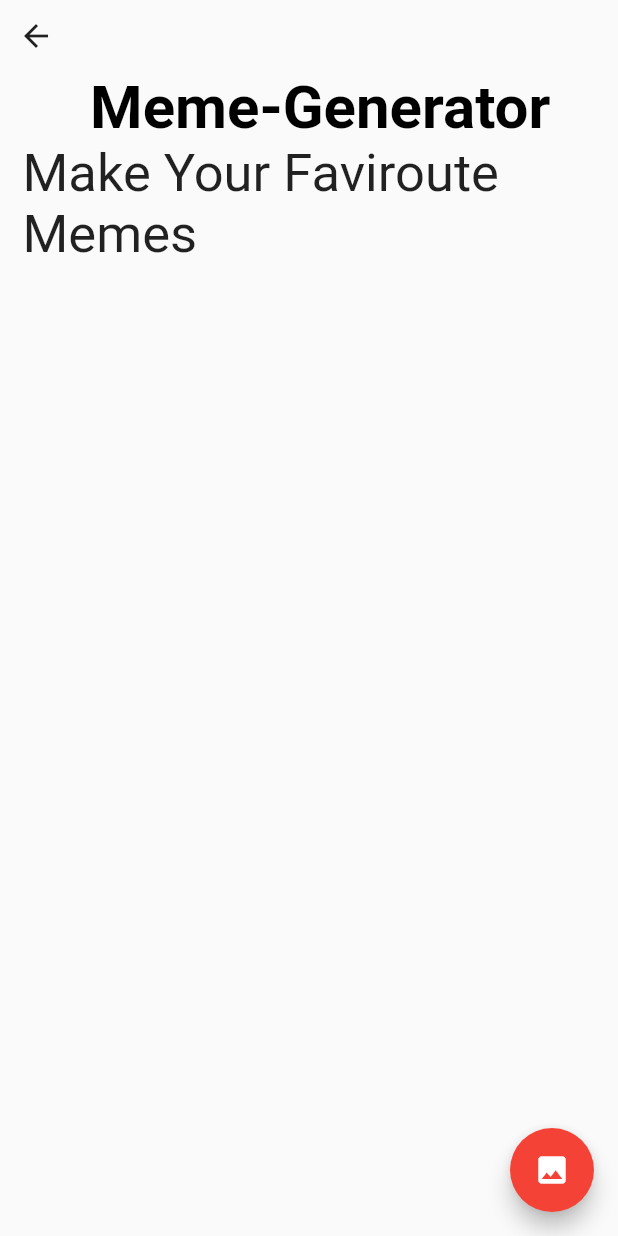
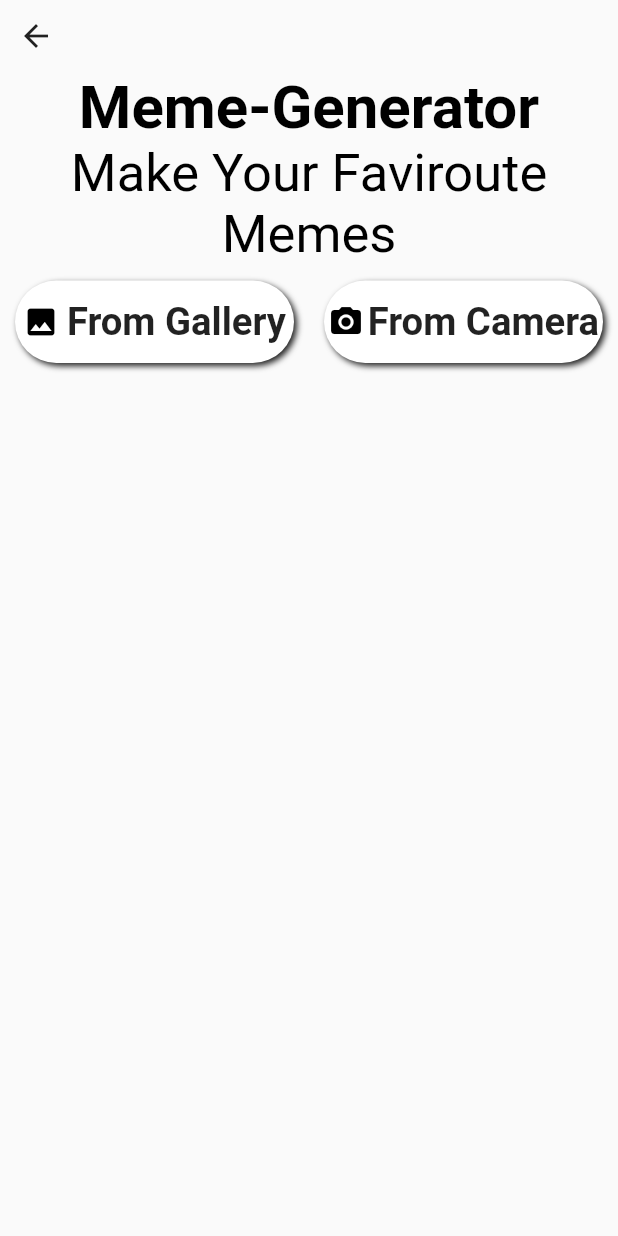
Before and after one commit to SeAliijaz/meme_generator, a Flutter app: the HomeScreen screen opened by its route, on a phone screen of 412 x 824 dp. Run offline on Flutter 3.47's test engine with Material 2 defaults, Android fonts, the phone set to English and light mode, and no system bars; our stand-ins replace fluttertoast, google_fonts, image_picker, permission_handler, screenshot, share; missing offline and left inert: ext_storage; Roboto replaces fonts that are missing (Lateef).

Commit message:
Custom Widgets and UI _ changes

```diff
--- a/lib/Main_Screens/home_screen.dart
+++ b/lib/Main_Screens/home_screen.dart
@@ -1,10 +1,13 @@
 import 'dart:io';
 import 'dart:typed_data';
 import 'package:flutter/material.dart';
-import 'package:google_fonts/google_fonts.dart';
 import 'package:image_picker/image_picker.dart';
 import 'package:meme_generator/Constants/constants.dart';
 import 'package:meme_generator/Custom_Buttons/custom_function_button.dart';
+import 'package:meme_generator/Widgets/functionality_button.dart';
+import 'package:meme_generator/Widgets/header_footer_texts.dart';
+import 'package:meme_generator/Widgets/text_field.dart';
+import 'package:meme_generator/Widgets/text_widget.dart';
 import 'package:path_provider/path_provider.dart';
 import 'package:screenshot/screenshot.dart';
 import 'package:share/share.dart';
@@ -40,6 +43,22 @@ class _HomeScreenState extends State<HomeScreen> {
     }
   }
 
+  ///Method Image Picker from Gallery
+  _imagePickerFromCamera() async {
+    try {
+      final pick = await picker.pickImage(source: ImageSource.camera);
+      setState(() {
+        if (pick != null) {
+          _image = File(pick.path);
+        } else {
+          toast('No Image Selected');
+        }
+      });
+    } catch (e) {
+      toast(e.toString());
+    }
+  }
+
   ///Key
   final GlobalKey repaintKey = new GlobalKey();
 
@@ -54,16 +73,12 @@ class _HomeScreenState extends State<HomeScreen> {
   Widget build(BuildContext context) {
     final Size s = MediaQuery.of(context).size;
     return Scaffold(
-      floatingActionButton: FloatingActionButton(
-          child: Icon(Icons.image),
-          onPressed: () {
-            _imagePickerFromGallery();
-          }),
-
       ///Body
-      body: Container(
+      body: SafeArea(
+        child: Container(
           height: s.height,
           width: s.width,
+          child: SingleChildScrollView(
             child: Column(
               children: [
                 Container(
@@ -87,63 +102,77 @@ class _HomeScreenState extends State<HomeScreen> {
               ],
             ),
           ),
+        ),
+      ),
     );
   }
 
-  Column ImageDisappearing() {
-    return Column(
+/**********************************
+ * The Part where no image is shown
+***********************************/
+  Widget ImageDisappearing() {
+    return Container(
+      child: Column(
         children: [
-        Padding(
-          padding: const EdgeInsets.only(left: 15),
-          child: Text(
-            'Meme-Generator',
-            style: GoogleFonts.lateef(
-                textStyle: TextStyle(
-              fontSize: 40.0,
+          CustomTextWidget(
+            title: 'Meme-Generator',
+            size: 40.0,
             fontWeight: FontWeight.bold,
-              color: Colors.black,
-            )),
+          ),
+          CustomTextWidget(
+            title: 'Make Your Faviroute Memes',
+            size: 35.0,
+          ),
+          Row(
+            mainAxisAlignment: MainAxisAlignment.spaceEvenly,
+            children: [
+              Expanded(
+                child: FunctionalityButtons(
+                  text: 'From Gallery',
+                  icon: Icons.photo,
+                  iconColor: Colors.black,
+                  fontsize: 25.5,
+                  fontWeight: FontWeight.bold,
+                  onPress: () {
+                    _imagePickerFromGallery();
+                  },
                 ),
               ),
-        Padding(
-          padding: const EdgeInsets.only(left: 15),
-          child: Text(
-            'Make Your Faviroute Memes',
-            style: GoogleFonts.lateef(
-                textStyle: TextStyle(
-              fontSize: 35.0,
-            )),
+              Expanded(
+                child: FunctionalityButtons(
+                  text: 'From Camera',
+                  icon: Icons.camera_alt,
+                  iconColor: Colors.black,
+                  fontsize: 25.5,
+                  fontWeight: FontWeight.bold,
+                  onPress: () {
+                    _imagePickerFromCamera();
+                  },
                 ),
               ),
             ],
+          ),
+        ],
+      ),
     );
   }
 
+/**********************************
+ * The Part where we show the image after selection
+***********************************/
   Column ImageShown(BuildContext context) {
     return Column(
       children: [
-        Padding(
-          padding: const EdgeInsets.only(left: 15),
-          child: Text(
-            'Meme-Generator',
-            style: GoogleFonts.lateef(
-                textStyle: TextStyle(
-              fontSize: 40.0,
+        CustomTextWidget(
+          title: 'Meme-Generator',
+          size: 40.0,
           fontWeight: FontWeight.bold,
-              color: Colors.black,
-            )),
         ),
+        CustomTextWidget(
+          title: 'Make Your Faviroute Memes',
+          size: 35.0,
         ),
-        Padding(
-          padding: const EdgeInsets.only(left: 15),
-          child: Text(
-            'Make Your Faviroute Memes',
-            style: GoogleFonts.lateef(
-                textStyle: TextStyle(
-              fontSize: 35.0,
-            )),
-          ),
-        ),
+        Divider(),
         RepaintBoundary(
           key: repaintKey,
           child: Screenshot(
@@ -157,7 +186,7 @@ class _HomeScreenState extends State<HomeScreen> {
                       ? Center(
                           child: Image.file(
                             _image,
-                            height: 300,
+                            height: 350,
                             fit: BoxFit.fitHeight,
                           ),
                         )
@@ -166,61 +195,28 @@ class _HomeScreenState extends State<HomeScreen> {
 
                 ///Text On Image
                 ///Header Text
-                Container(
+                SingleChildScrollView(
+                  child: Container(
                     width: MediaQuery.of(context).size.width,
-                  height: 300,
+                    height: 350,
                     child: Column(
                       mainAxisAlignment: MainAxisAlignment.center,
                       children: <Widget>[
-                      Container(
-                        padding: EdgeInsets.symmetric(vertical: 8),
-                        child: Text(
-                          "${headerText}".toUpperCase(),
-                          textAlign: TextAlign.center,
-                          style: TextStyle(
-                            color: Colors.white,
-                            fontWeight: FontWeight.w700,
-                            fontSize: 26,
-                            shadows: <Shadow>[
-                              Shadow(
-                                offset: Offset(2.0, 2.0),
-                                blurRadius: 3.0,
-                                color: Colors.black87,
-                              ),
-                              Shadow(
-                                offset: Offset(2.0, 2.0),
-                                blurRadius: 8.0,
-                                color: Colors.black87,
-                              ),
-                            ],
-                          ),
-                        ),
+                        /**************
+                         * Header Text
+                        **************/
+                        Header_Footer_Text_Widget(
+                          text: "${headerText}",
                         ),
 
                         ///Spacer
                         Spacer(),
 
-                      ///Text on Image
-                      ///Footer Text
-                      Container(
-                        padding: EdgeInsets.symmetric(vertical: 8),
-                        child: Text(
-                          "${footerText}".toUpperCase(),
-                          textAlign: TextAlign.center,
-                          style: TextStyle(
-                            color: Colors.white,
-                            fontWeight: FontWeight.w700,
-                            fontSize: 26,
-                            shadows: <Shadow>[
-                              Shadow(
-                                offset: Offset(2.0, 2.0),
-                                blurRadius: 3.0,
-                                color: Colors.black87,
-                              ),
-                              Shadow(
-                                offset: Offset(2.0, 2.0),
-                                blurRadius: 8.0,
-                                color: Colors.black87,
+                        /**************
+                         * Footer Text
+                        **************/
+                        Header_Footer_Text_Widget(
+                          text: "${footerText}",
                         ),
                       ],
                     ),
@@ -229,10 +225,8 @@ class _HomeScreenState extends State<HomeScreen> {
               ],
             ),
           ),
-              ],
         ),
-          ),
-        ),
+        Divider(),
         CustomTextField(
           'Header Text',
           (v) {
@@ -248,6 +242,23 @@ class _HomeScreenState extends State<HomeScreen> {
               footerText = v;
             });
           },
+        ),
+        Align(
+          alignment: Alignment.centerRight,
+          child: Padding(
+            padding: const EdgeInsets.only(
+              right: 15,
+              top: 5,
+              bottom: 5,
+            ),
+            child: Container(
+              color: Colors.grey.shade200,
+              child: TextButton(
+                onPressed: () {},
+                child: Text('Select again!'),
+              ),
+            ),
+          ),
         ),
         Row(
           children: [
@@ -268,25 +279,6 @@ class _HomeScreenState extends State<HomeScreen> {
           ],
         ),
       ],
-    );
-  }
-
-  Widget CustomTextField(
-    String hintText,
-    Function onChanged,
-  ) {
-    return Padding(
-      padding: EdgeInsets.all(12.0),
-      child: Container(
-        color: Colors.grey.shade200,
-        child: TextFormField(
-          onChanged: onChanged,
-          decoration: InputDecoration(
-            border: OutlineInputBorder(),
-            hintText: "${hintText ?? "Hint-Text"}",
-          ),
-        ),
-      ),
     );
   }
 
--- /dev/null
+++ b/lib/Widgets/functionality_button.dart
@@ -0,0 +1,68 @@
+import 'package:flutter/material.dart';
+import 'package:google_fonts/google_fonts.dart';
+
+class FunctionalityButtons extends StatelessWidget {
+  ///Var
+  String text;
+  double iconSize;
+  IconData icon;
+  double fontsize;
+  FontWeight fontWeight;
+  Color iconColor;
+  VoidCallback onPress;
+
+  ///Const
+  FunctionalityButtons({
+    this.text,
+    this.iconSize,
+    this.icon,
+    this.fontsize,
+    this.fontWeight,
+    this.iconColor,
+    this.onPress,
+  });
+  @override
+  Widget build(BuildContext context) {
+    final Size s = MediaQuery.of(context).size;
+    return Padding(
+      padding: const EdgeInsets.all(10.0),
+      child: InkWell(
+        onTap: onPress,
+        child: Container(
+          height: 55,
+          width: s.width,
+          decoration: BoxDecoration(
+            color: Colors.white,
+            borderRadius: BorderRadius.circular(30),
+            boxShadow: [
+              BoxShadow(
+                offset: Offset(2.0, 2.0),
+                blurRadius: 3.0,
+                color: Colors.black87,
+              ),
+            ],
+          ),
+          child: Row(
+            mainAxisAlignment: MainAxisAlignment.spaceEvenly,
+            children: [
+              Icon(
+                icon,
+                size: iconSize,
+                color: iconColor,
+              ),
+              Text(
+                "${text ?? "Text"}",
+                style: GoogleFonts.lateef(
+                  textStyle: TextStyle(
+                    fontSize: fontsize,
+                    fontWeight: fontWeight,
+                  ),
+                ),
+              ),
+            ],
+          ),
+        ),
+      ),
+    );
+  }
+}
--- /dev/null
+++ b/lib/Widgets/text_widget.dart
@@ -0,0 +1,39 @@
+import 'package:flutter/material.dart';
+import 'package:google_fonts/google_fonts.dart';
+
+class CustomTextWidget extends StatelessWidget {
+  ///Var
+  String title;
+  double size;
+  FontWeight fontWeight;
+
+  ///Const
+  CustomTextWidget({
+    this.title,
+    this.size,
+    this.fontWeight,
+  });
+
+  @override
+  Widget build(BuildContext context) {
+    ///final size
+    final Size s = MediaQuery.of(context).size;
+
+    return Container(
+      width: s.width,
+      child: Center(
+        child: Text(
+          "${title ?? "Title"}",
+          textAlign: TextAlign.center,
+          style: GoogleFonts.lateef(
+            textStyle: TextStyle(
+              fontSize: size,
+              fontWeight: fontWeight,
+              color: Colors.black,
+            ),
+          ),
+        ),
+      ),
+    );
+  }
+}
--- a/lib/main.dart
+++ b/lib/main.dart
@@ -25,7 +25,7 @@ class MyApp extends StatelessWidget {
       ),
 
       ///Home
-      home: SplashScreen(),
+      home: HomeScreen(),
 
       ///routes
       routes: {
```
Also changed, not shown: lib/Widgets/header_footer_texts.dart (added, +39 -0 lines), lib/Widgets/text_field.dart (added, +19 -0 lines). Lines whose indentation alone changed are shown as unchanged.
